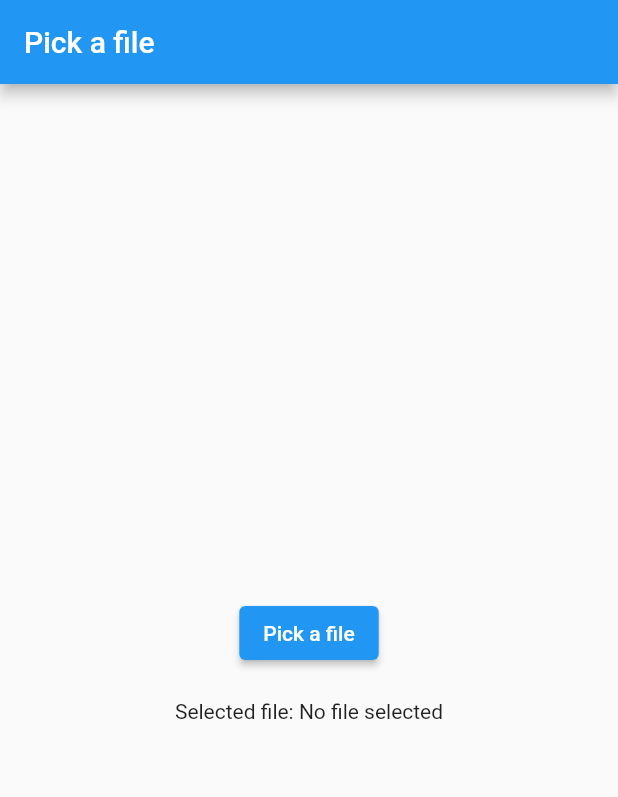
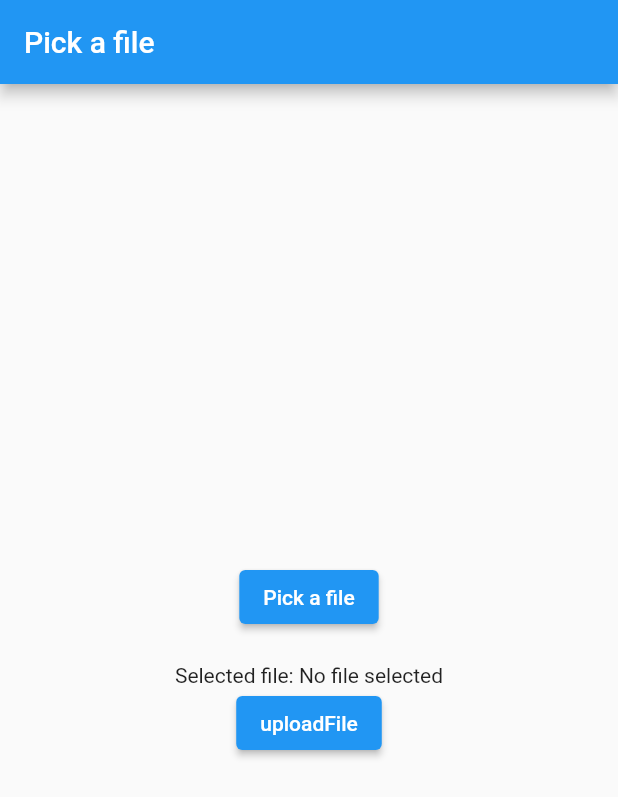
Before and after one commit to Kitenite/llm-kb, a Flutter app: the screen it shows after launch, after a tap on "Pick a file", on a phone screen of 412 x 824 dp. Shown: the top 797 px of the screen. Run offline on Flutter 3.47's test engine with Material 2 defaults, Android fonts, the phone set to English and light mode, and no system bars; our stand-ins replace file_picker, flutter_hooks; generated files the repository leaves out were written again.

Commit message:
Upload file to server

```diff
--- /dev/null
+++ b/flutter/lib/constants.dart
@@ -0,0 +1,3 @@
+class Constants {
+  static const String serverUrl = 'localhost:8001';
+}
--- a/flutter/lib/src/app.dart
+++ b/flutter/lib/src/app.dart
@@ -3,8 +3,6 @@ import 'package:flutter_gen/gen_l10n/app_localizations.dart';
 import 'package:flutter_localizations/flutter_localizations.dart';
 import 'package:kb_ui/src/uploader/uploader.dart';
 
-import 'sample_feature/sample_item_details_view.dart';
-import 'sample_feature/sample_item_list_view.dart';
 import 'settings/settings_controller.dart';
 import 'settings/settings_view.dart';
 
--- a/flutter/lib/src/uploader/uploader.dart
+++ b/flutter/lib/src/uploader/uploader.dart
@@ -1,13 +1,18 @@
+import 'dart:io';
+
 import 'package:file_picker/file_picker.dart';
 import 'package:flutter/material.dart';
 import 'package:flutter_hooks/flutter_hooks.dart';
+import 'package:http/http.dart' as http;
+import 'package:kb_ui/constants.dart';
+import 'package:http_parser/http_parser.dart';
 
 class FileUploader extends HookWidget {
   const FileUploader({super.key});
 
   @override
   Widget build(BuildContext context) {
-    ValueNotifier<PlatformFile?> uploaded_file = useState(null);
+    ValueNotifier<PlatformFile?> uploadedFile = useState(null);
 
     Future<void> pickFile() async {
       FilePickerResult? result = await FilePicker.platform.pickFiles(
@@ -20,10 +25,23 @@ class FileUploader extends HookWidget {
 
       if (result != null) {
         PlatformFile file = result.files.first;
-        uploaded_file.value = file;
+        uploadedFile.value = file;
       } else {
         print('User canceled the file picker');
       }
+    }
+
+    uploadFile() {
+      var postUri = Uri.https(Constants.serverUrl, '/ingest');
+      var request = http.MultipartRequest("POST", postUri);
+      request.fields['dataType'] = 'FILE_UPLOAD';
+      var multipartFile = http.MultipartFile.fromBytes(
+          'file', uploadedFile.value!.bytes as List<int>,
+          contentType: MediaType('txt', 'pdf'));
+      request.files.add(multipartFile);
+      request.send().then((response) {
+        if (response.statusCode == 200) print("Uploaded!");
+      }).catchError((e) => print("Error uploading file: $e"));
     }
 
     return Scaffold(
@@ -32,10 +50,6 @@ class FileUploader extends HookWidget {
       ),
       body: Padding(
         padding: const EdgeInsets.all(16),
-        // Glue the SettingsController to the theme selection DropdownButton.
-        //
-        // When a user selects a theme from the dropdown list, the
-        // SettingsController is updated, which rebuilds the MaterialApp.
         child: Center(
           child: Column(
             mainAxisAlignment: MainAxisAlignment.center,
@@ -46,7 +60,11 @@ class FileUploader extends HookWidget {
               ),
               const SizedBox(height: 20),
               Text(
-                  'Selected file: ${uploaded_file.value?.name ?? 'No file selected'}'),
+                  'Selected file: ${uploadedFile.value?.name ?? 'No file selected'}'),
+              ElevatedButton(
+                onPressed: uploadFile,
+                child: const Text('uploadFile'),
+              ),
             ],
           ),
         ),
--- a/flutter/pubspec.yaml
+++ b/flutter/pubspec.yaml
@@ -17,6 +17,7 @@ dependencies:
   flutter_localizations:
     sdk: flutter
   http: ^0.13.5
+  http_parser: ^4.0.2
 
 dev_dependencies:
   flutter_test:
```
Also changed, not shown: 3 other files.
